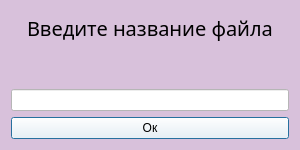
The window that Interface_files/DialogWNameNote.ui (Ephirious/Notes-TaskManager) describes before a commit, drawn with Qt 5.
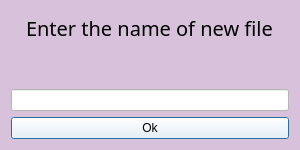
The same window after the commit. Icons and pictures are not drawn.

Commit message: оформила интерфейс в ui_dialogwindow_note.py и ui_dialogwindow_note.py

```diff
--- a/Interface_files/DialogWNameNote.ui
+++ b/Interface_files/DialogWNameNote.ui
@@ -53,7 +53,7 @@
       <string notr="true">font: 600 &quot;Sitka Text Semibold&quot;;</string>
      </property>
      <property name="text">
-      <string>Введите название файла</string>
+      <string>Enter the name of new file</string>
      </property>
     </widget>
    </item>
@@ -78,7 +78,7 @@
 font: 600 11pt &quot;Sitka Text Semibold&quot;;</string>
      </property>
      <property name="text">
-      <string>Ок</string>
+      <string>Ok</string>
      </property>
     </widget>
    </item>
```
Left out of the diff: 4 changed lines with no effect on the pictures. The commit also changes 4 other files.
